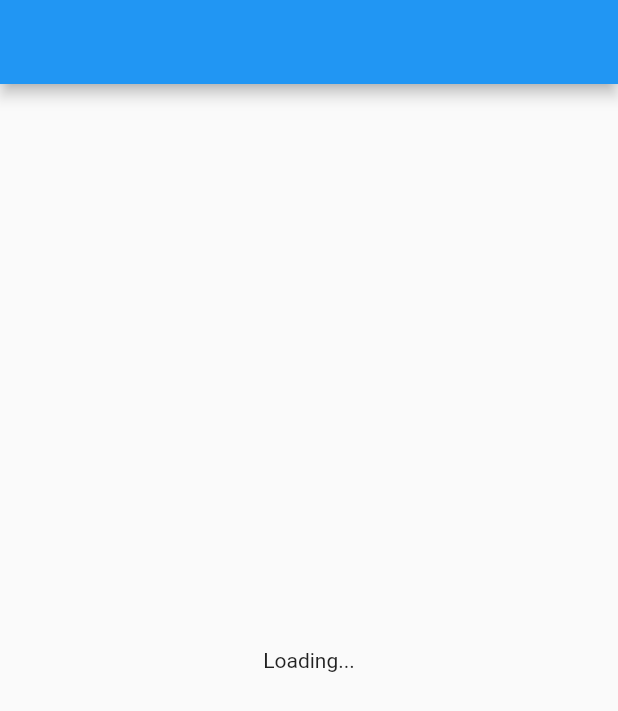
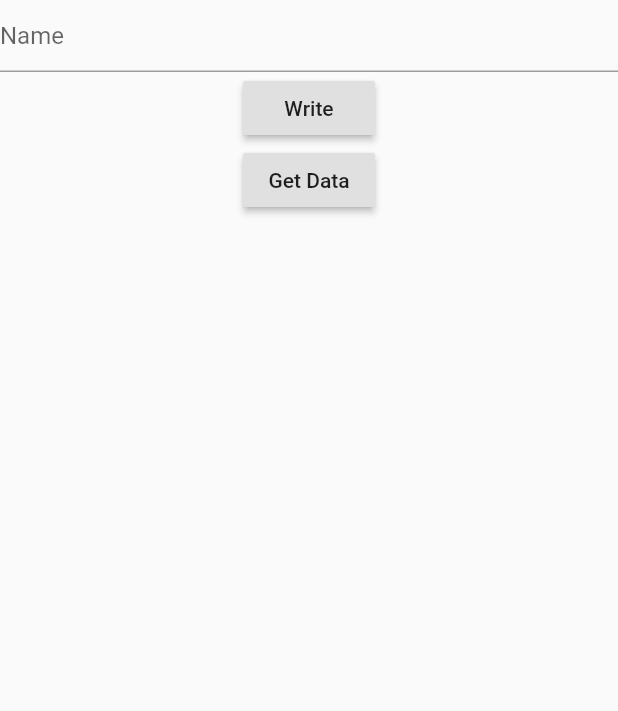
Before and after one commit to ahm3tcelik/flutter-my-architecture, a Flutter app: the screen it shows after launch, on a phone screen of 412 x 824 dp. Shown: the top 711 px of the screen. Run offline on Flutter 3.47's test engine with Material 2 defaults, Android fonts, the phone set to English and light mode, and no system bars; our stand-ins replace connectivity, dartz, get, kiwi, sqflite; accounts and stored records are empty.

```diff
--- a/lib/app/data/data_sources/local/IDbProvider.dart
+++ /dev/null
@@ -1,5 +0,0 @@
-abstract class IDbProvider<Database> {
-  Future<Database> getDb();
-
-  Future<void> init();
-}
--- a/lib/app/data/data_sources/local/sqflite/sqflite_db_provider.dart
+++ b/lib/app/data/data_sources/local/sqflite/sqflite_db_provider.dart
@@ -1,8 +1,8 @@
 import 'package:kiwi/kiwi.dart';
 import 'package:path/path.dart';
 import 'package:sqflite/sqflite.dart';
-import 'package:template/app/data/data_sources/local/IDbProvider.dart';
 import 'package:template/app/data/data_sources/local/sqflite/user_sources/user_dao.dart';
+import 'package:template/core/data_sources/local/IDbProvider.dart';
 
 class SqfliteDbProvider implements IDbProvider<Database> {
 
--- a/lib/app/views/loading/loading.dart
+++ b/lib/app/views/loading/loading.dart
@@ -1,10 +1,53 @@
 import 'package:flutter/material.dart';
+import 'package:kiwi/kiwi.dart';
+import 'package:template/app/data/models/user.dart';
+import 'package:template/app/services/user_service/IUserService.dart';
+
 
 class LoadingView extends StatelessWidget {
+  final nameCtrl = TextEditingController();
+  final container = KiwiContainer();
 
   @override
   Widget build(BuildContext context) {
 
+    final IUserService userService = container<IUserService>();
+
+    return Scaffold(
+      body: Column(
+        children: [
+          TextField(
+            controller: nameCtrl,
+            decoration: InputDecoration(hintText: "Name"),
+          ),
+          RaisedButton(
+            onPressed: () async {
+              final newId = await userService.localAdd(
+                  User(userName: nameCtrl.text));
+              print("Yeni Kayıt ID: " + newId.toString());
+            },
+            child: Text("Write"),
+            color: Theme
+                .of(context)
+                .buttonColor,
+          ),
+          RaisedButton(
+            onPressed: () async {
+              final result = await userService.localGetAll();
+              result.fold((l) => print(l.message), (r) =>
+                  r.forEach((u) {
+                    print('# ${u.userId.toString()} ${u.userName}');
+                  })
+              );
+            },
+            child: Text("Get Data"),
+            color: Theme
+                .of(context)
+                .buttonColor,
+          ),
+        ],
+      ),
+    );
     return Scaffold(
       appBar: AppBar(),
       body: Center(child: Text('Loading...')),
--- /dev/null
+++ b/lib/core/data_sources/local/IDbProvider.dart
@@ -0,0 +1,5 @@
+abstract class IDbProvider<TDatabase> {
+  Future<TDatabase> getDb();
+
+  Future<void> init();
+}
--- a/lib/core/data_sources/local/ILocalDataSource.dart
+++ b/lib/core/data_sources/local/ILocalDataSource.dart
@@ -1,4 +1,6 @@
-abstract class ILocalDataSource<T> {
+import 'package:template/core/models/IEntity.dart';
+
+abstract class ILocalDataSource<T extends IEntity> {
 
   Future<T> get(int id);
   Future<List<T>> getAll();
--- a/lib/core/data_sources/local/sqflite/base_sqflite_data_source.dart
+++ b/lib/core/data_sources/local/sqflite/base_sqflite_data_source.dart
@@ -1,11 +1,14 @@
+import 'package:sqflite/sqflite.dart';
 import 'package:template/app/data/data_sources/local/sqflite/sqflite_db_provider.dart';
+import 'package:template/core/data_sources/local/IDbProvider.dart';
 import 'package:template/core/data_sources/local/ILocalDataSource.dart';
 import 'package:template/core/data_sources/local/sqflite/IDao.dart';
 import 'package:template/core/models/IEntity.dart';
 
+
 class BaseSqfliteDataSource<T extends IEntity<T>>
     implements ILocalDataSource<T> {
-  final SqfliteDbProvider dbProvider;
+  final IDbProvider<Database> dbProvider;
   final IDao<T> dao;
 
   const BaseSqfliteDataSource(this.dbProvider, this.dao);
--- a/lib/core/services/base_service.dart
+++ b/lib/core/services/base_service.dart
@@ -1,9 +1,10 @@
 import 'package:dartz/dartz.dart';
 import 'package:template/core/data_sources/local/ILocalDataSource.dart';
 import 'package:template/core/errors/failure.dart';
+import 'package:template/core/models/IEntity.dart';
 import 'package:template/core/services/IService.dart';
 
-class BaseService<T, TLocalDataSource extends ILocalDataSource> implements IService<T> {
+class BaseService<T extends IEntity, TLocalDataSource extends ILocalDataSource> implements IService<T> {
   final TLocalDataSource localDataSrc;
 
   BaseService(this.localDataSrc);
--- a/lib/main.dart
+++ b/lib/main.dart
@@ -5,7 +5,7 @@ import 'package:template/injector/injector.dart';
 
 void main() {
   WidgetsFlutterBinding.ensureInitialized();
-  Injector.setup();
+  Injector().setup();
   runApp(MyApp());
 }
 
```
Also changed, not shown: lib/app/data/data_sources/local/sqflite/user_sources/user_sqflite_local_datasrc.dart (+4 -3 lines), lib/injector/injector.dart (+26 -20 lines), lib/injector/injector.g.dart (deleted).
